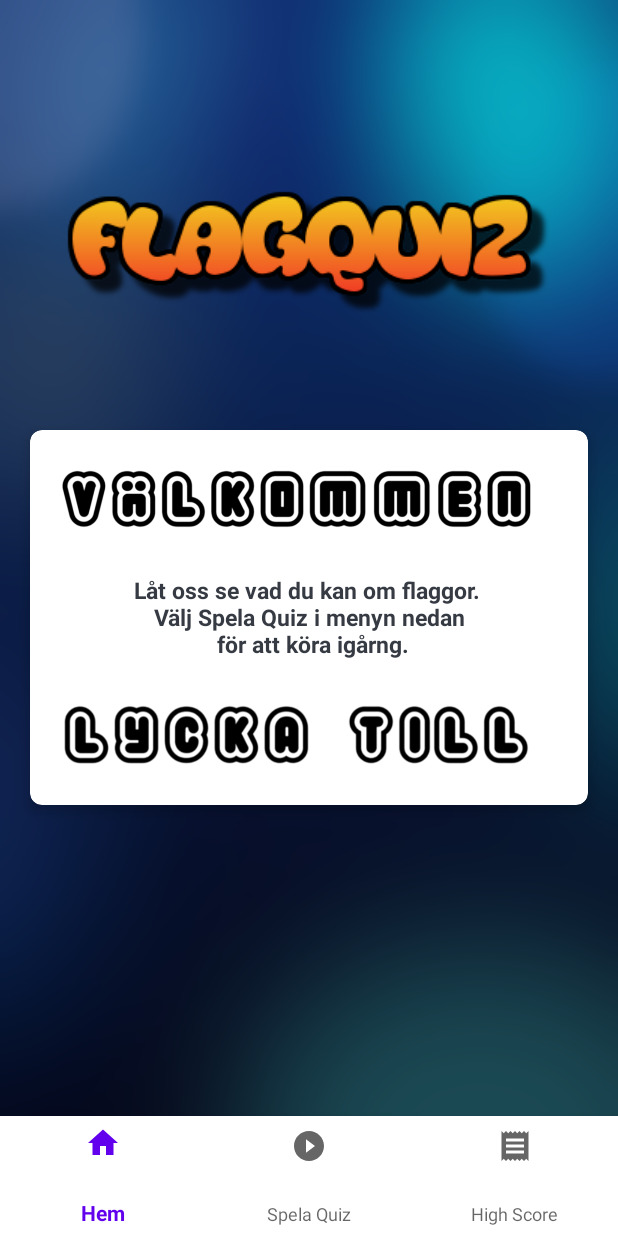
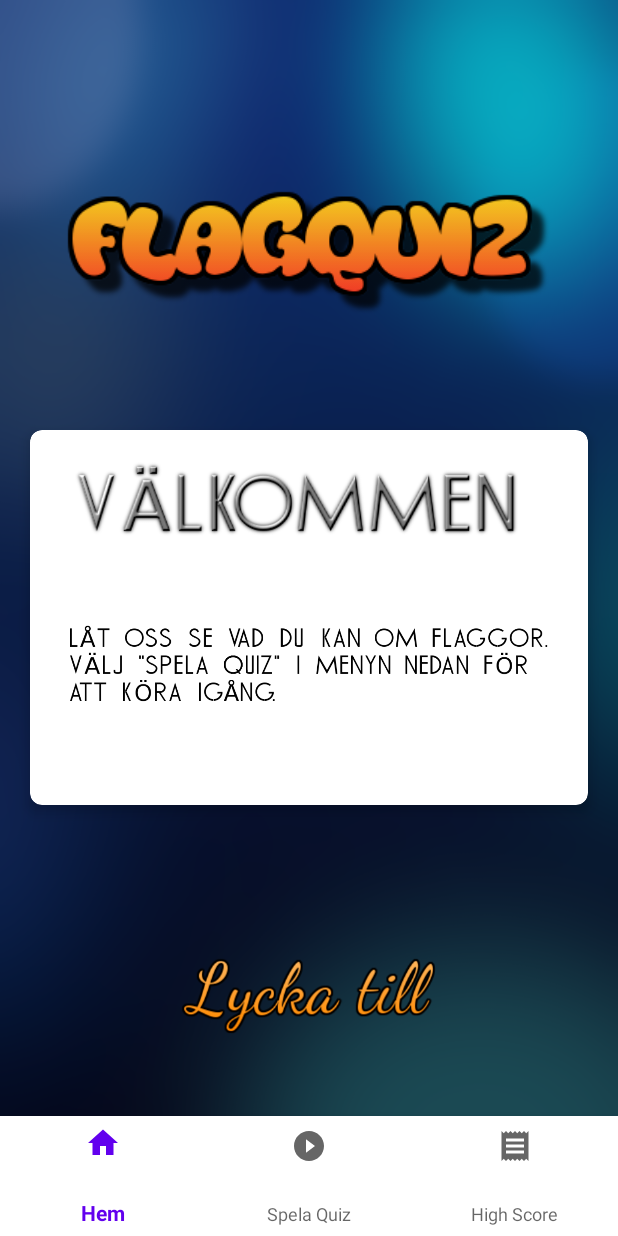
Before and after one commit to olofHammar/QuizApp1, an Android app: the screen it shows after launch (MainActivity), on a phone screen of 412 x 824 dp. Run offline under Robolectric (Android 15) with nearby library versions, the phone set to English and light mode, and no system bars.

Commit message:
Added new design to home fragment

```diff
--- a/app/src/main/res/layout/fragment_home.xml
+++ b/app/src/main/res/layout/fragment_home.xml
@@ -44,25 +44,18 @@
                     android:layout_width="323dp"
                     android:layout_height="60dp"
                     android:layout_alignParentTop="true"
-                    android:src="@drawable/welcome_sv_black" />
-
-                <TextView
-                    android:layout_width="match_parent"
-                    android:layout_height="wrap_content"
-                    android:layout_marginTop="20dp"
-                    android:gravity="center"
-                    android:text="Låt oss se vad du kan om flaggor. \nVälj Spela Quiz i menyn nedan\n för att köra igårng."
-                    android:textColor="#363A43"
-                    android:textSize="15sp"
-                    android:textStyle="bold" />
+                    android:src="@drawable/welcome_sv_tommy" />
 
                 <ImageView
-                    android:id="@+id/iv_good_luck"
+                    android:id="@+id/iv_welcome_mes"
                     android:layout_width="323dp"
-                    android:layout_height="60dp"
+                    android:layout_height="wrap_content"
                     android:layout_alignParentTop="true"
-                    android:layout_marginTop="20dp"
-                    android:src="@drawable/good_luck_sv_black" />
+                    android:layout_gravity="center"
+                    android:layout_marginTop="1dp"
+                    android:foregroundGravity="center"
+                    android:src="@drawable/welcome_message_sv_tommy_black" />
+
 
             </LinearLayout>
 
@@ -70,6 +63,17 @@
 
     </RelativeLayout>
 
+    <ImageView
+        android:id="@+id/iv_good_luck"
+        android:layout_width="match_parent"
+        android:layout_height="60dp"
+        android:layout_gravity="bottom"
+        android:layout_marginBottom="50dp"
+        android:foregroundGravity="center"
+        android:src="@drawable/good_luck_sv_cursive" />
+
+
+
 
 
 </FrameLayout>
```
Also changed, not shown: app/src/main/res/layout/fragment_play.xml (+6 -8 lines), app/src/main/res/drawable/enter_name_tommy.png (added), app/src/main/res/drawable/good_luck_sv_cursive.png (added), app/src/main/res/drawable/good_luck_sv_tommy.png (added), app/src/main/res/drawable/welcome_message_sv_tommy_black.png (added), app/src/main/res/drawable/welcome_message_tommy.png (added), app/src/main/res/drawable/welcome_sv_tommy.png (added).
